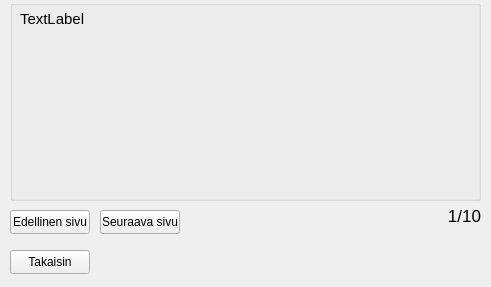
Old version of the form bankautomat/tilitapahtumat.ui in the repository bank-2022/group15.
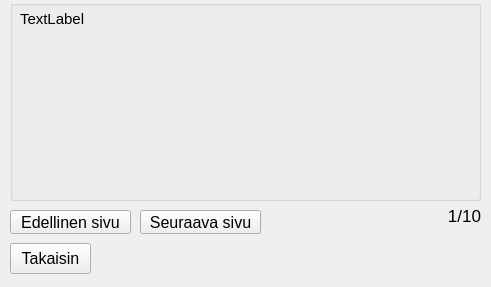
New version of the form.

The edit to the form file:
```diff
--- a/bankautomat/tilitapahtumat.ui
+++ b/bankautomat/tilitapahtumat.ui
@@ -13,6 +13,9 @@
   <property name="windowTitle">
    <string>Form</string>
   </property>
+  <property name="styleSheet">
+   <string notr="true"/>
+  </property>
   <widget class="QGroupBox" name="groupBox">
    <property name="geometry">
     <rect>
@@ -52,10 +55,16 @@
     <rect>
      <x>10</x>
      <y>210</y>
-     <width>80</width>
+     <width>121</width>
      <height>24</height>
     </rect>
    </property>
+   <property name="font">
+    <font>
+     <family>Microsoft YaHei UI</family>
+     <pointsize>12</pointsize>
+    </font>
+   </property>
    <property name="text">
     <string>Edellinen sivu</string>
    </property>
@@ -64,11 +73,17 @@
    <property name="geometry">
     <rect>
      <x>10</x>
-     <y>250</y>
-     <width>80</width>
-     <height>24</height>
+     <y>243</y>
+     <width>81</width>
+     <height>31</height>
     </rect>
    </property>
+   <property name="font">
+    <font>
+     <family>Microsoft YaHei UI</family>
+     <pointsize>12</pointsize>
+    </font>
+   </property>
    <property name="text">
     <string>Takaisin</string>
    </property>
@@ -76,12 +91,18 @@
   <widget class="QPushButton" name="btnNext">
    <property name="geometry">
     <rect>
-     <x>100</x>
+     <x>140</x>
      <y>210</y>
-     <width>80</width>
+     <width>121</width>
      <height>24</height>
     </rect>
    </property>
+   <property name="font">
+    <font>
+     <family>Microsoft YaHei UI</family>
+     <pointsize>12</pointsize>
+    </font>
+   </property>
    <property name="text">
     <string>Seuraava sivu</string>
    </property>
```
Left out of the diff: 1 changed line with no effect on the pictures.
